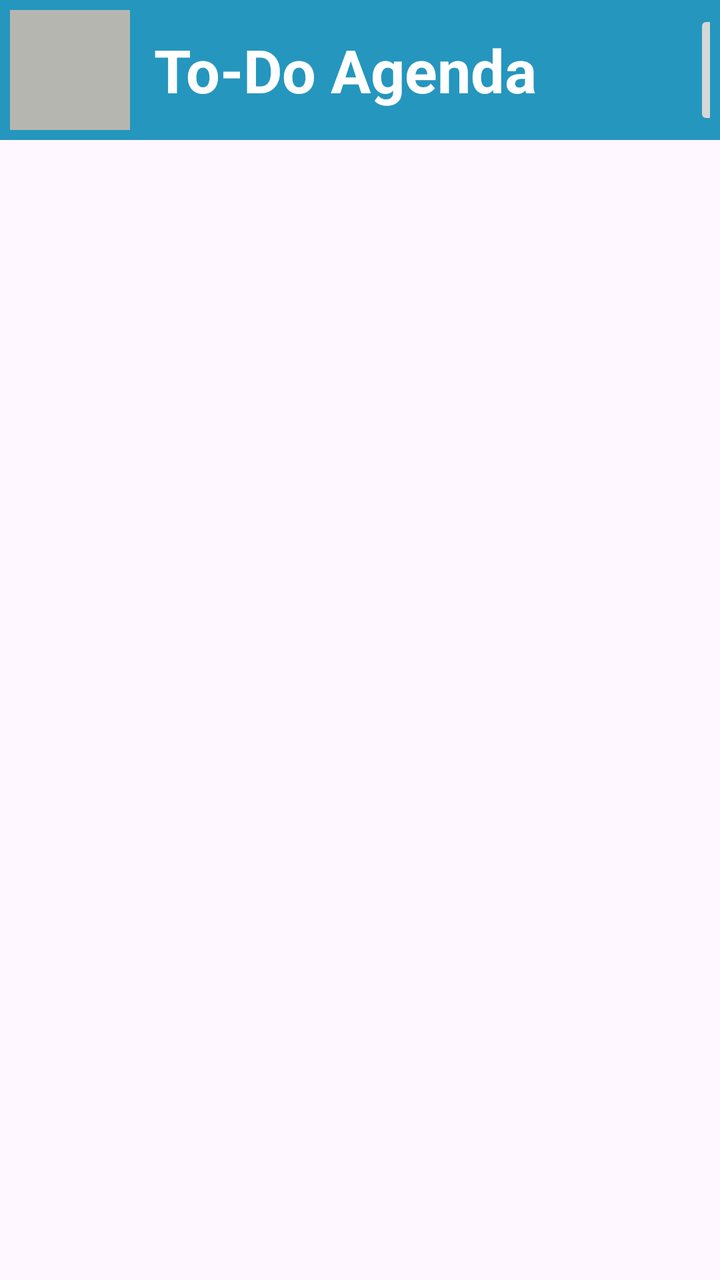
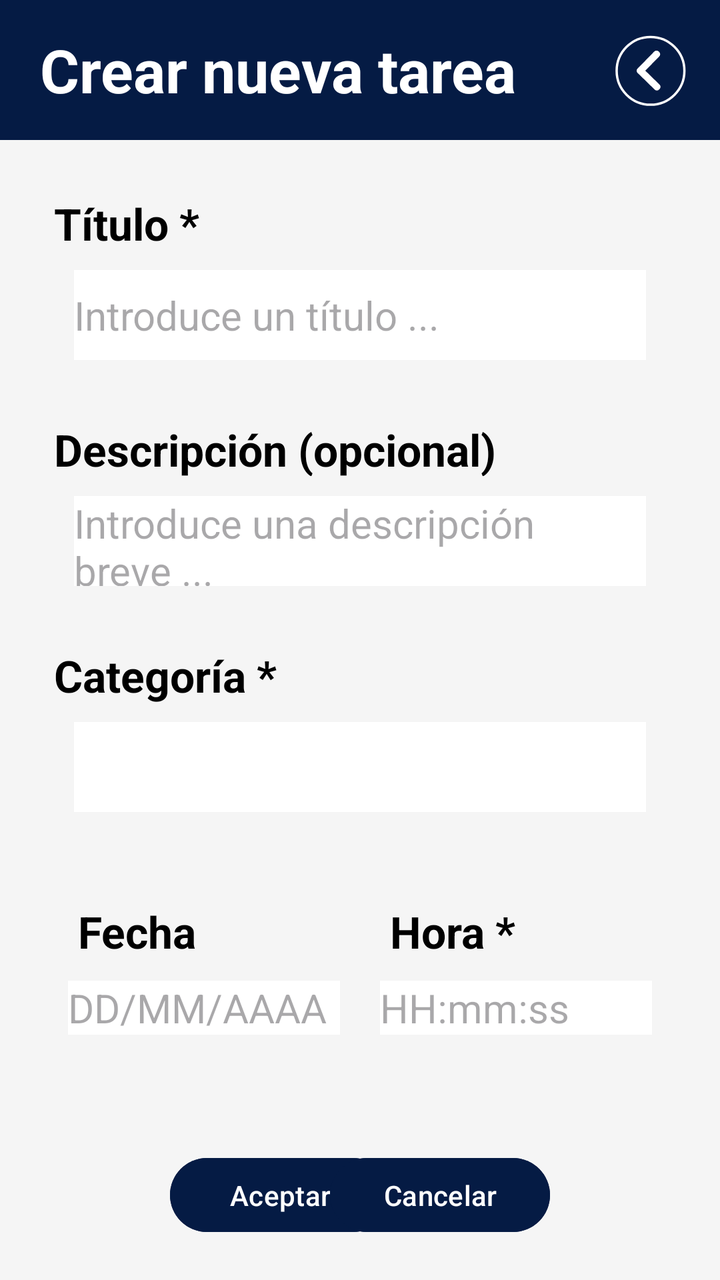

Two renders of the same Android screen: before a commit and after it. Below are the layout's source before the change and the commit's diff.
<!-- AndroidManifest.xml: application theme Theme.ToDoAgenda -->
<!-- res/layout/second_activity.xml -->
<?xml version="1.0" encoding="utf-8"?>
<androidx.constraintlayout.widget.ConstraintLayout xmlns:android="http://schemas.android.com/apk/res/android"
    xmlns:app="http://schemas.android.com/apk/res-auto"
    xmlns:tools="http://schemas.android.com/tools"
    android:id="@+id/main"
    android:layout_width="match_parent"
    android:layout_height="match_parent"
    android:orientation="vertical"
    tools:context=".SecondActivity">

    <LinearLayout
        android:id="@+id/lyt_encabezado"
        android:layout_width="0dp"
        android:layout_height="70dp"
        android:gravity="top"
        android:background="@color/dark_blue"
        android:padding="5dp"
        android:orientation="horizontal"
        app:layout_constraintTop_toTopOf="parent"
        app:layout_constraintStart_toStartOf="parent"
        app:layout_constraintEnd_toEndOf="parent" >

        <ImageButton
            android:id="@+id/imgv_logo"
            android:layout_width="60dp"
            android:layout_height="60dp"
            android:layout_marginRight="12dp"
            android:background="@color/light_grey"/>

        <TextView
            android:id="@+id/txt_AppName"
            android:layout_width="270dp"
            android:layout_height="wrap_content"
            android:layout_gravity="center"
            android:text="To-Do Agenda"
            android:textColor="@color/white"
            android:textSize="30sp"
            android:textStyle="bold">
        </TextView>

        <ImageButton
            android:id="@+id/btn_menu"
            android:layout_width="60dp"
            android:layout_height="60dp"
            android:icon="@mipmap/ic_menu"
            android:roundIcon="@mipmap/ic_menu_round" />

    </LinearLayout>

</androidx.constraintlayout.widget.ConstraintLayout>
<!-- resources referenced by this layout -->
<resources>
  <color name="dark_blue">#2596be</color>
  <color name="light_grey">#B5B6AF</color>
  <color name="white">#FFFFFFFF</color>
  <!-- mipmap ic_menu (mipmap-anydpi-v26) -->
  <?xml version="1.0" encoding="utf-8"?>
  <adaptive-icon xmlns:android="http://schemas.android.com/apk/res/android">
      <background android:drawable="@drawable/ic_menu_background"/>
      <foreground android:drawable="@mipmap/ic_menu_foreground"/>
      <monochrome android:drawable="@mipmap/ic_menu_foreground"/>
  </adaptive-icon>
  <!-- mipmap ic_menu_round (mipmap-anydpi-v26) -->
  <?xml version="1.0" encoding="utf-8"?>
  <adaptive-icon xmlns:android="http://schemas.android.com/apk/res/android">
      <background android:drawable="@drawable/ic_menu_background"/>
      <foreground android:drawable="@mipmap/ic_menu_foreground"/>
      <monochrome android:drawable="@mipmap/ic_menu_foreground"/>
  </adaptive-icon>
  <style name="Theme.ToDoAgenda" parent="Base.Theme.ToDoAgenda" />
  <!-- drawable ic_menu_background: vector/xml drawable (drawable, 4866 chars, omitted) -->
  <style name="Base.Theme.ToDoAgenda" parent="Theme.Material3.DayNight.NoActionBar">
          
          
      </style>
</resources>

<!-- the commit's change to res/layout/second_activity.xml (unified diff, before → after) -->
@@ -2,49 +2,229 @@
 <androidx.constraintlayout.widget.ConstraintLayout xmlns:android="http://schemas.android.com/apk/res/android"
     xmlns:app="http://schemas.android.com/apk/res-auto"
     xmlns:tools="http://schemas.android.com/tools"
-    android:id="@+id/main"
+    android:id="@+id/contenedor_principal"
     android:layout_width="match_parent"
     android:layout_height="match_parent"
-    android:orientation="vertical"
-    tools:context=".SecondActivity">
+    android:background="@color/light_grey"
+    tools:context=".MainActivity">
 
     <LinearLayout
         android:id="@+id/lyt_encabezado"
         android:layout_width="0dp"
         android:layout_height="70dp"
-        android:gravity="top"
-        android:background="@color/dark_blue"
+        android:gravity="center_vertical"
+        android:background="@color/navy_blue"
         android:padding="5dp"
         android:orientation="horizontal"
         app:layout_constraintTop_toTopOf="parent"
         app:layout_constraintStart_toStartOf="parent"
         app:layout_constraintEnd_toEndOf="parent" >
 
-        <ImageButton
-            android:id="@+id/imgv_logo"
-            android:layout_width="60dp"
-            android:layout_height="60dp"
-            android:layout_marginRight="12dp"
-            android:background="@color/light_grey"/>
-
-        <TextView
-            android:id="@+id/txt_AppName"
-            android:layout_width="270dp"
+        <TextView
+            android:id="@+id/txt_app_name"
+            android:layout_width="0dp"
             android:layout_height="wrap_content"
+            android:layout_marginStart="15dp"
+            android:layout_weight="1"
             android:layout_gravity="center"
-            android:text="To-Do Agenda"
+            android:text="@string/txt_titulo"
             android:textColor="@color/white"
             android:textSize="30sp"
             android:textStyle="bold">
         </TextView>
 
-        <ImageButton
+        <Button
             android:id="@+id/btn_menu"
             android:layout_width="60dp"
             android:layout_height="60dp"
-            android:icon="@mipmap/ic_menu"
-            android:roundIcon="@mipmap/ic_menu_round" />
+            android:layout_marginStart="12dp"
+            android:background="@color/transparent"
+            app:icon="@drawable/ic_salir"
+            app:iconGravity="textStart"
+            app:iconSize="40dp"
+            app:iconPadding="0dp" />
 
     </LinearLayout>
 
+    <LinearLayout
+        android:id="@+id/lyt_formulario"
+        android:layout_width="0dp"
+        android:layout_height="wrap_content"
+        android:padding="12dp"
+        android:background="@color/light_grey"
+        android:orientation="vertical"
+        app:layout_constraintTop_toBottomOf="@+id/lyt_encabezado"
+        app:layout_constraintStart_toStartOf="parent"
+        app:layout_constraintEnd_toEndOf="parent">
+
+        <TextView
+            android:id="@+id/txt_titulo"
+            android:layout_width="match_parent"
+            android:layout_height="28dp"
+            android:layout_marginStart="15dp"
+            android:layout_marginEnd="15dp"
+            android:layout_marginTop="15dp"
+            android:layout_marginBottom="10dp"
+            android:text="@string/txt_titulo_tarea"
+            android:textSize="22sp"
+            android:textStyle="bold"
+            android:textColor="@color/black"/>
+
+        <EditText
+            android:id="@+id/etxt_titulo"
+            android:layout_width="match_parent"
+            android:layout_height="45dp"
+            android:layout_marginStart="25dp"
+            android:layout_marginEnd="25dp"
+            android:layout_marginBottom="15dp"
+            android:background="@color/white"
+            android:hint="@string/etxt_titulo"
+            android:textSize="20sp" />
+
+        <TextView
+            android:id="@+id/txt_descripcion"
+            android:layout_width="match_parent"
+            android:layout_height="28dp"
+            android:layout_marginStart="15dp"
+            android:layout_marginEnd="15dp"
+            android:layout_marginTop="15dp"
+            android:layout_marginBottom="10dp"
+            android:text="@string/txt_descripcion"
+            android:textSize="22sp"
+            android:textStyle="bold"
+            android:textColor="@color/black"/>
+
+        <EditText
+            android:id="@+id/etxt_descripcion"
+            android:layout_width="match_parent"
+            android:layout_height="45dp"
+            android:layout_marginStart="25dp"
+            android:layout_marginEnd="25dp"
+            android:layout_marginBottom="15dp"
+            android:background="@color/white"
+            android:hint="@string/etxt_descripcion"
+            android:textSize="20sp" />
+
+        <TextView
+            android:id="@+id/txt_categoria"
+            android:layout_width="match_parent"
+            android:layout_height="28dp"
+            android:layout_marginStart="15dp"
+            android:layout_marginEnd="15dp"
+            android:layout_marginTop="15dp"
+            android:layout_marginBottom="10dp"
+            android:text="@string/txt_categoria"
+            android:textSize="22sp"
+            android:textStyle="bold"
+            android:textColor="@color/black"/>
+
+        <Spinner
+            android:id="@+id/etxt_categoria"
+            android:layout_width="match_parent"
+            android:layout_height="45dp"
+            android:layout_marginStart="25dp"
+            android:layout_marginEnd="25dp"
+            android:layout_marginBottom="15dp"
+            android:background="@color/white"/>
+
+
+        <LinearLayout
+            android:id="@+id/lyt_contenedor_calendario"
+            android:layout_width="match_parent"
+            android:layout_height="wrap_content"
+            android:layout_marginTop="15dp"
+            android:layout_marginStart="12dp"
+            android:layout_marginEnd="12dp"
+            android:orientation="horizontal" >
+
+            <LinearLayout
+                android:layout_width="0dp"
+                android:layout_height="wrap_content"
+                android:layout_weight="1"
+                android:orientation="vertical" >
+
+                <TextView
+                    android:id="@+id/txt_fecha"
+                    android:layout_width="match_parent"
+                    android:layout_height="wrap_content"
+                    android:layout_marginStart="15dp"
+                    android:layout_marginEnd="15dp"
+                    android:layout_marginTop="15dp"
+                    android:layout_marginBottom="10dp"
+                    android:text="@string/txt_titulo_fecha"
+                    android:textSize="22sp"
+                    android:textStyle="bold"
+                    android:textColor="@color/black" />
+
+                <EditText
+                    android:id="@+id/etxt_fecha"
+                    android:layout_width="match_parent"
+                    android:layout_height="wrap_content"
+                    android:layout_marginStart="10dp"
+                    android:layout_marginEnd="10dp"
+                    android:background="@color/white"
+                    android:hint="@string/etxt_fecha"
+                    android:textSize="20sp" />
+
+            </LinearLayout>
+
+            <LinearLayout
+                android:layout_width="0dp"
+                android:layout_height="wrap_content"
+                android:layout_weight="1"
+                android:orientation="vertical" >
+
+                <TextView
+                    android:id="@+id/txt_hora"
+                    android:layout_width="match_parent"
+                    android:layout_height="wrap_content"
+                    android:layout_marginStart="15dp"
+                    android:layout_marginEnd="15dp"
+                    android:layout_marginTop="15dp"
+                    android:layout_marginBottom="10dp"
+                    android:text="@string/txt_titulo_hora"
+                    android:textSize="22sp"
+                    android:textStyle="bold"
+                    android:textColor="@color/black" />
+
+                <EditText
+                    android:id="@+id/etxt_hora"
+                    android:layout_width="match_parent"
+                    android:layout_height="wrap_content"
+                    android:layout_marginStart="10dp"
+                    android:layout_marginEnd="10dp"
+                    android:background="@color/white"
+                    android:hint="@string/etxt_hora"
+                    android:textSize="20sp" />
+
+            </LinearLayout>
+
+        </LinearLayout>
+
+    </LinearLayout>
+
+    <Button
+        android:id="@+id/btn_aceptar"
+        android:layout_width="110dp"
+        android:layout_height="45dp"
+        android:layout_marginStart="85dp"
+        android:layout_marginBottom="20dp"
+        android:text="@string/txt_aceptar"
+        android:textColor="@color/white"
+        android:backgroundTint="@color/navy_blue"
+        app:layout_constraintBottom_toBottomOf="parent"
+        app:layout_constraintStart_toStartOf="parent" />
+
+    <Button
+        android:id="@+id/btn_cancelar"
+        android:layout_width="110dp"
+        android:layout_height="45dp"
+        android:layout_marginEnd="85dp"
+        android:layout_marginBottom="20dp"
+        android:text="Cancelar"
+        android:textColor="@color/white"
+        android:backgroundTint="@color/navy_blue"
+        app:layout_constraintBottom_toBottomOf="parent"
+        app:layout_constraintEnd_toEndOf="parent" />
+
 </androidx.constraintlayout.widget.ConstraintLayout>
<!-- resource entries referenced after the edit -->
@@ -1,24 +1,47 @@
 <!-- resources referenced by this layout -->
 <resources>
-  <color name="dark_blue">#2596be</color>
-  <color name="light_grey">#B5B6AF</color>
-  <color name="white">#FFFFFFFF</color>
-  <!-- mipmap ic_menu (mipmap-anydpi-v26) -->
-  <?xml version="1.0" encoding="utf-8"?>
-  <adaptive-icon xmlns:android="http://schemas.android.com/apk/res/android">
-      <background android:drawable="@drawable/ic_menu_background"/>
-      <foreground android:drawable="@mipmap/ic_menu_foreground"/>
-      <monochrome android:drawable="@mipmap/ic_menu_foreground"/>
-  </adaptive-icon>
-  <!-- mipmap ic_menu_round (mipmap-anydpi-v26) -->
-  <?xml version="1.0" encoding="utf-8"?>
-  <adaptive-icon xmlns:android="http://schemas.android.com/apk/res/android">
-      <background android:drawable="@drawable/ic_menu_background"/>
-      <foreground android:drawable="@mipmap/ic_menu_foreground"/>
-      <monochrome android:drawable="@mipmap/ic_menu_foreground"/>
-  </adaptive-icon>
+  <color name="black">#000000</color>
+  <color name="light_grey">#F5F5F5</color>
+  <color name="navy_blue">#051B44</color>
+  <color name="transparent">#00000000</color>
+  <color name="white">#FFFFFF</color>
+  <!-- drawable ic_salir (drawable) -->
+  <vector xmlns:android="http://schemas.android.com/apk/res/android"
+      android:width="512dp"
+      android:height="512dp"
+      android:viewportWidth="512"
+      android:viewportHeight="512">
+    <path
+        android:pathData="M259.44,261.22m-216.78,0a216.78,216.78 0,1 1,433.57 0a216.78,216.78 0,1 1,-433.57 0"
+        android:strokeWidth="15"
+        android:fillColor="#00000000"
+        android:strokeColor="#ffffff"
+        android:strokeLineCap="round"/>
+    <path
+        android:pathData="M176.96,246.63L283.49,137.66A19.75,19.75 89.35,0 1,311.41 137.34L315.08,140.93A19.75,19.75 89.35,0 1,315.4 168.85L208.87,277.83A19.75,19.75 89.35,0 1,180.94 278.14L177.27,274.55A19.75,19.75 89.35,0 1,176.96 246.63z"
+        android:strokeWidth="2.99"
+        android:fillColor="#ffffff"
+        android:strokeColor="#00000000"
+        android:strokeLineCap="round"/>
+    <path
+        android:pathData="M208.37,243.14L317.34,349.68A19.75,19.75 89.35,0 1,317.66 377.6L314.07,381.27A19.75,19.75 89.35,0 1,286.15 381.59L177.18,275.05A19.75,19.75 89.35,0 1,176.86 247.13L180.45,243.46A19.75,19.75 89.35,0 1,208.37 243.14z"
+        android:strokeWidth="2.99"
+        android:fillColor="#ffffff"
+        android:strokeColor="#00000000"
+        android:strokeLineCap="round"/>
+  </vector>
+  <string name="etxt_descripcion">Introduce una descripción breve ...</string>
+  <string name="etxt_fecha">DD/MM/AAAA</string>
+  <string name="etxt_hora">HH:mm:ss</string>
+  <string name="etxt_titulo">Introduce un título ...</string>
+  <string name="txt_aceptar">Aceptar</string>
+  <string name="txt_categoria">Categoría *</string>
+  <string name="txt_descripcion">Descripción (opcional)</string>
+  <string name="txt_titulo">Crear nueva tarea</string>
+  <string name="txt_titulo_fecha">Fecha</string>
+  <string name="txt_titulo_hora">Hora *</string>
+  <string name="txt_titulo_tarea">Título *</string>
   <style name="Theme.ToDoAgenda" parent="Base.Theme.ToDoAgenda" />
-  <!-- drawable ic_menu_background: vector/xml drawable (drawable, 4866 chars, omitted) -->
   <style name="Base.Theme.ToDoAgenda" parent="Theme.Material3.DayNight.NoActionBar">
           
           
